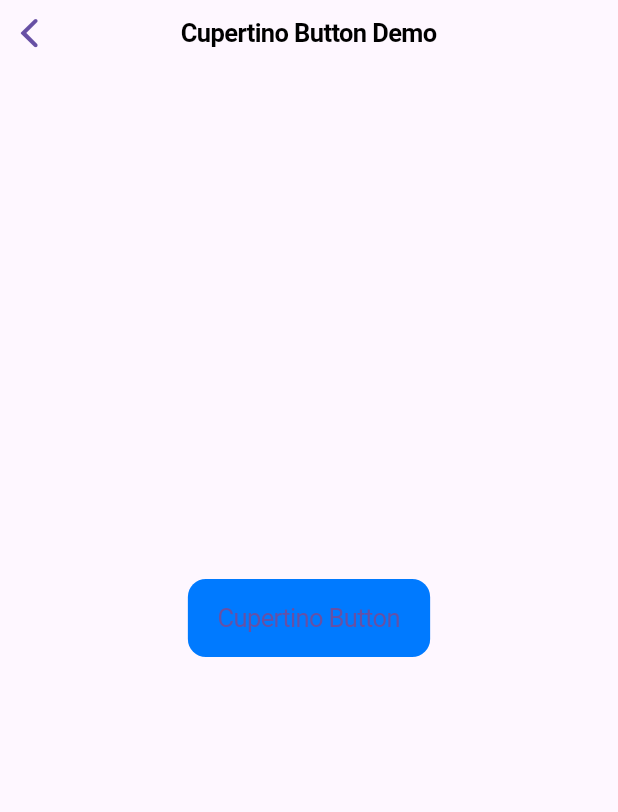
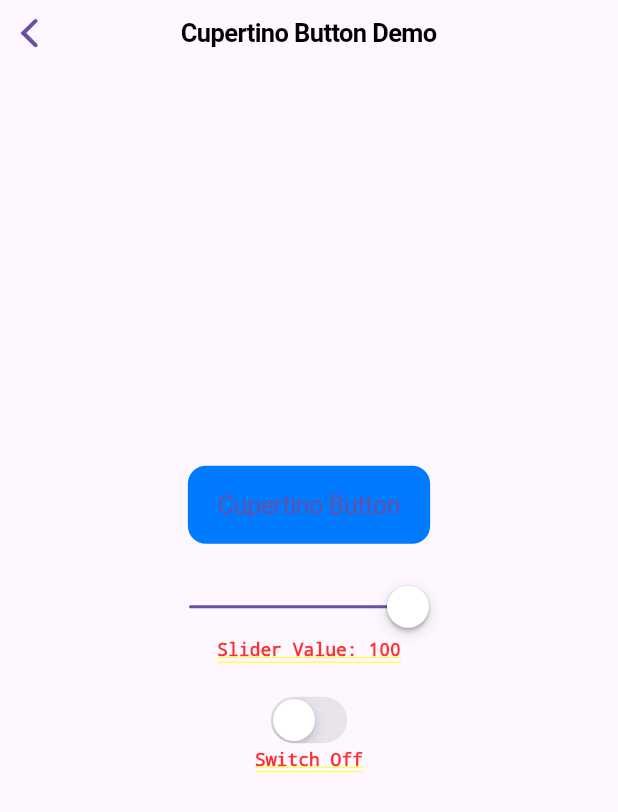
Before and after one commit to OrewaKimi/Flutter_Project, a Flutter app: the CupertinoButtonScreen screen opened directly, on a phone screen of 412 x 824 dp. Shown: the top 812 px of the screen. Run offline on Flutter 3.47's test engine with Material 3 defaults, Android fonts, the phone set to English and light mode, and no system bars.

Commit message:
update feature switch and value slider

```diff
--- a/flutter_button/lib/button/cupertino_button.dart
+++ b/flutter_button/lib/button/cupertino_button.dart
@@ -1,6 +1,14 @@
 import 'package:flutter/cupertino.dart';
 
-class CupertinoButtonScreen extends StatelessWidget {
+class CupertinoButtonScreen extends StatefulWidget {
+  @override
+  _CupertinoButtonScreenState createState() => _CupertinoButtonScreenState();
+}
+
+class _CupertinoButtonScreenState extends State<CupertinoButtonScreen> {
+  int _sliderValue = 100;
+  bool _switchValue = false;
+
   void _showMessage(String message, BuildContext context) {
     showCupertinoDialog(
       context: context,
@@ -25,10 +33,41 @@ class CupertinoButtonScreen extends StatelessWidget {
         middle: const Text('Cupertino Button Demo'),
       ),
       child: Center(
-        child: CupertinoButton(
-          onPressed: () => _showMessage('Cupertino Button Clicked!', context),
-          color: CupertinoColors.activeBlue,
-          child: const Text('Cupertino Button'),
+        child: Column(
+          mainAxisAlignment: MainAxisAlignment.center,
+          children: [
+            CupertinoButton(
+              onPressed:
+                  () => _showMessage('Cupertino Button Clicked!', context),
+              color: CupertinoColors.activeBlue,
+              child: const Text('Cupertino Button'),
+            ),
+            SizedBox(height: 20),
+            CupertinoSlider(
+              value: _sliderValue.toDouble(),
+              min: 0,
+              max: 100,
+              onChanged: (value) {
+                setState(() {
+                  _sliderValue = value.toInt();
+                });
+              },
+            ),
+            Text('Slider Value: $_sliderValue', style: TextStyle(fontSize: 12)),
+            SizedBox(height: 20),
+            CupertinoSwitch(
+              value: _switchValue,
+              onChanged: (value) {
+                setState(() {
+                  _switchValue = value;
+                });
+              },
+            ),
+            Text(
+              _switchValue ? 'Switch On' : 'Switch Off',
+              style: TextStyle(fontSize: 12),
+            ),
+          ],
         ),
       ),
     );
```
